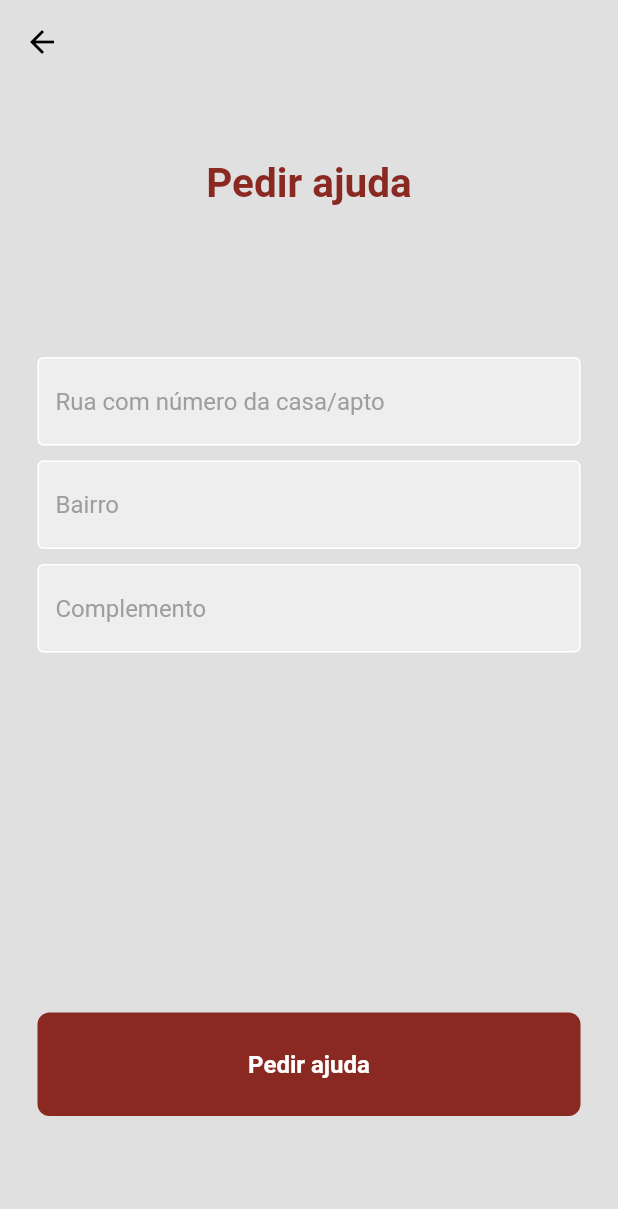
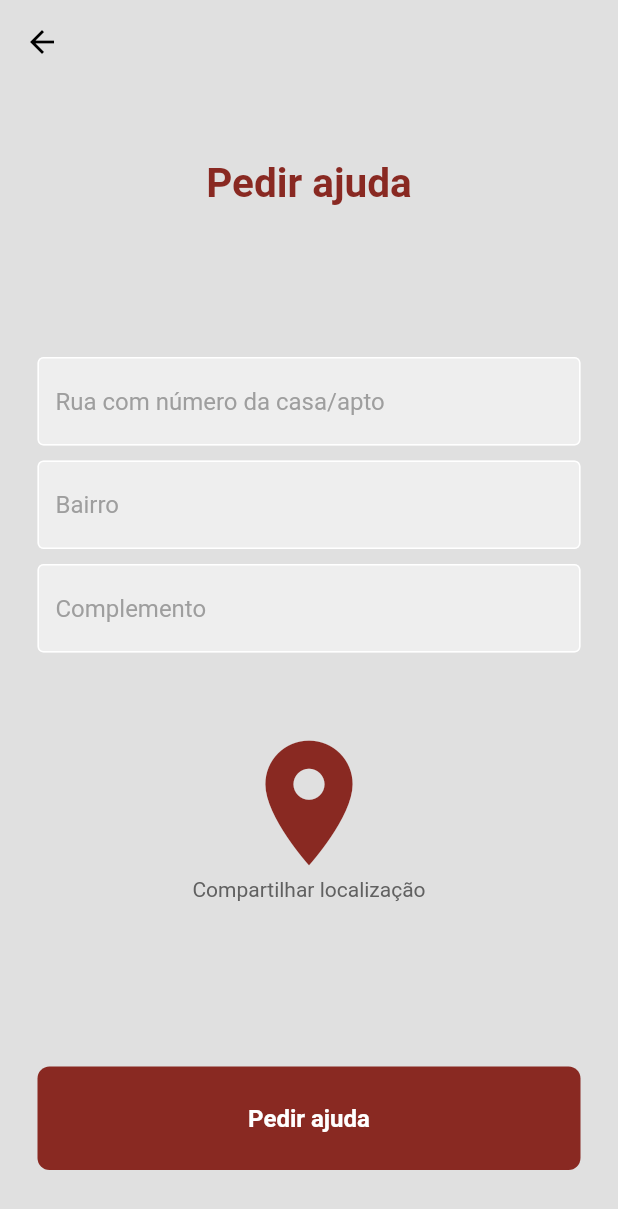
Before and after one commit to tabatasaantos/SOSFlood, a Flutter app: the FormSOSPage screen opened directly, on a phone screen of 412 x 824 dp. Shown: the top 1209 px of the screen. Run offline on Flutter 3.47's test engine with Material 2 defaults, Android fonts, the light colour scheme and no system bars.

Commit message:
add icon location

```diff
--- a/lib/presentation/form_sos_page.dart
+++ b/lib/presentation/form_sos_page.dart
@@ -51,15 +51,23 @@ class _FormSOSPageState extends State<FormSOSPage> {
                 hintText: 'Bairro',
                 obscureText: false,
               ),
-               const SizedBox(height: 10),
+              const SizedBox(height: 10),
               TextFieldPhoneSOSWidget(
                 controller: complementController,
                 hintText: 'Complemento',
                 obscureText: false,
               ),
-
-
-              const SizedBox(height: 240),
+              const SizedBox(height: 50),
+              const Icon(
+                Icons.location_on,
+                size: 100,
+                color: Color.fromARGB(255, 137, 41, 34),
+              ),
+              Text(
+                'Compartilhar localização',
+                style: TextStyle(color: Colors.grey[700]),
+              ),
+              const SizedBox(height: 110),
               ButtonSOSWidget(
                 text: 'Pedir ajuda',
                 onTap: () {},
```
